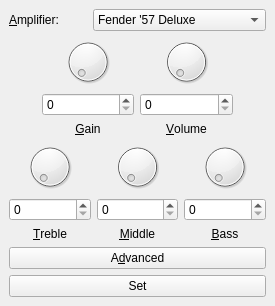
Qt form plug/amplifier.ui (b2ornot2b/plug) before a commit.
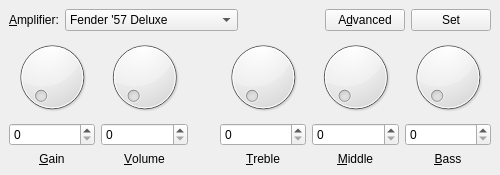
The same form after that commit.

Commit message: Changed windows to better fit small screens - fixes issue 14

Diff of the .ui file:
```diff
--- a/plug/amplifier.ui
+++ b/plug/amplifier.ui
@@ -6,8 +6,8 @@
    <rect>
     <x>0</x>
     <y>0</y>
-    <width>275</width>
-    <height>300</height>
+    <width>500</width>
+    <height>175</height>
    </rect>
   </property>
   <property name="windowTitle">
@@ -16,7 +16,7 @@
   <widget class="QWidget" name="centralwidget">
    <layout class="QVBoxLayout" name="verticalLayout_6">
     <item>
-     <layout class="QHBoxLayout" name="horizontalLayout_3">
+     <layout class="QHBoxLayout" name="horizontalLayout_2">
       <item>
        <widget class="QLabel" name="label_6">
         <property name="text">
@@ -29,6 +29,18 @@
       </item>
       <item>
        <widget class="QComboBox" name="comboBox">
+        <property name="sizePolicy">
+         <sizepolicy hsizetype="MinimumExpanding" vsizetype="Fixed">
+          <horstretch>0</horstretch>
+          <verstretch>0</verstretch>
+         </sizepolicy>
+        </property>
+        <property name="minimumSize">
+         <size>
+          <width>100</width>
+          <height>0</height>
+         </size>
+        </property>
         <property name="maxVisibleItems">
          <number>12</number>
         </property>
@@ -94,23 +106,46 @@
         </item>
        </widget>
       </item>
+      <item>
+       <spacer name="horizontalSpacer_2">
+        <property name="orientation">
+         <enum>Qt::Horizontal</enum>
+        </property>
+        <property name="sizeHint" stdset="0">
+         <size>
+          <width>40</width>
+          <height>20</height>
+         </size>
+        </property>
+       </spacer>
+      </item>
+      <item>
+       <widget class="QPushButton" name="advancedButton">
+        <property name="text">
+         <string>A&amp;dvanced</string>
+        </property>
+       </widget>
+      </item>
+      <item>
+       <widget class="QPushButton" name="setButton">
+        <property name="sizePolicy">
+         <sizepolicy hsizetype="Expanding" vsizetype="Fixed">
+          <horstretch>0</horstretch>
+          <verstretch>0</verstretch>
+         </sizepolicy>
+        </property>
+        <property name="text">
+         <string>Set</string>
+        </property>
+        <property name="shortcut">
+         <string>Return</string>
+        </property>
+       </widget>
+      </item>
      </layout>
     </item>
     <item>
      <layout class="QHBoxLayout" name="horizontalLayout">
-      <item>
-       <spacer name="horizontalSpacer">
-        <property name="orientation">
-         <enum>Qt::Horizontal</enum>
-        </property>
-        <property name="sizeHint" stdset="0">
-         <size>
-          <width>40</width>
-          <height>20</height>
-         </size>
-        </property>
-       </spacer>
-      </item>
       <item>
        <layout class="QVBoxLayout" name="verticalLayout">
         <item>
@@ -174,7 +209,7 @@
        </layout>
       </item>
       <item>
-       <spacer name="horizontalSpacer_2">
+       <spacer name="horizontalSpacer">
         <property name="orientation">
          <enum>Qt::Horizontal</enum>
         </property>
@@ -186,10 +221,6 @@
         </property>
        </spacer>
       </item>
-     </layout>
-    </item>
-    <item>
-     <layout class="QHBoxLayout" name="horizontalLayout_2">
       <item>
        <layout class="QVBoxLayout" name="verticalLayout_3">
         <item>
@@ -285,23 +316,6 @@
       </item>
      </layout>
     </item>
-    <item>
-     <widget class="QPushButton" name="advancedButton">
-      <property name="text">
-       <string>A&amp;dvanced</string>
-      </property>
-     </widget>
-    </item>
-    <item>
-     <widget class="QPushButton" name="setButton">
-      <property name="text">
-       <string>Set</string>
-      </property>
-      <property name="shortcut">
-       <string>Return</string>
-      </property>
-     </widget>
-    </item>
    </layout>
   </widget>
  </widget>
```
The commit also changes 4 other files.
